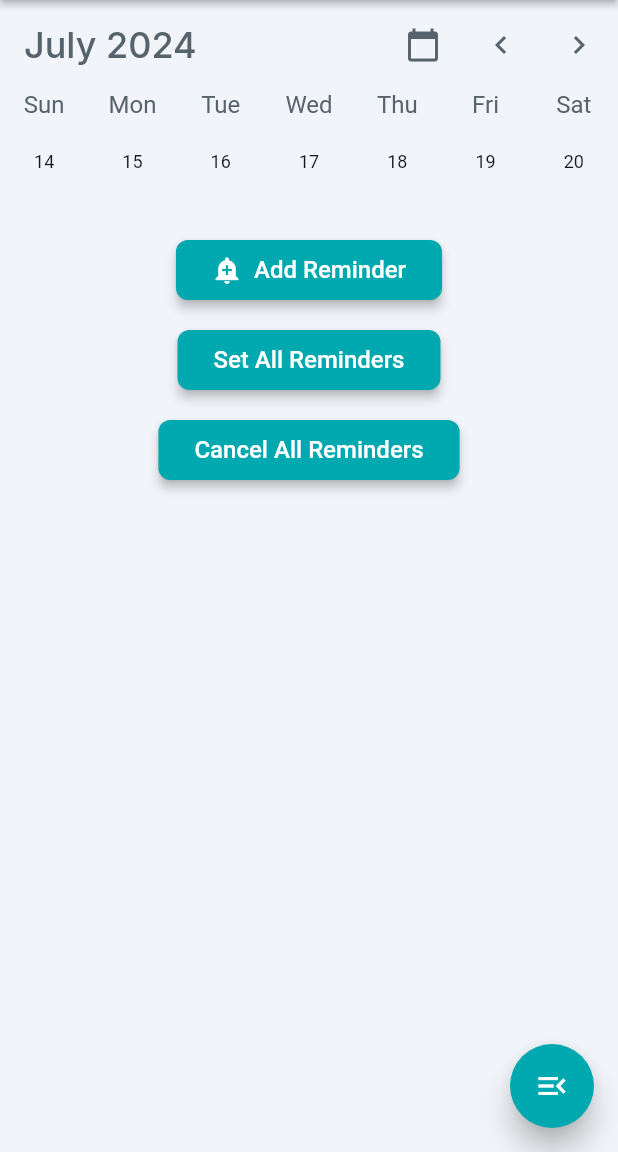
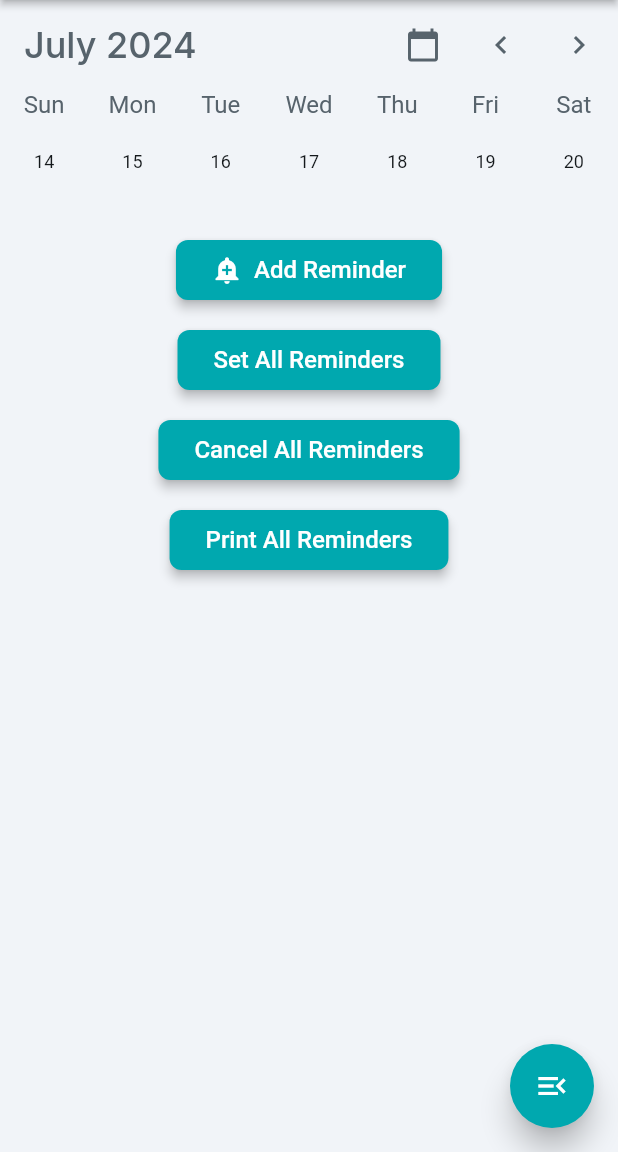
Before and after one commit to Joemuema/MyGloocoLocal, a Flutter app: the MedicationHomeWidget screen opened directly, after a tap on the "chevron left" icon, on a phone screen of 412 x 824 dp, the part 84-1236 px from its top. Run offline on Flutter 3.47's test engine with Material 3 defaults, Android fonts, the light colour scheme and no system bars; drawn by our look-alikes of auto_size_text, table_calendar; our stand-ins replace awesome_notifications, cached_network_image, carousel_slider, cloud_firestore, easy_debounce, file_picker and 27 more; missing offline and left inert: json_path, mime_type, text_search; accounts and stored records are empty; Roboto replaces fonts that are missing (Readex Pro).

Commit message:
Updating to latest FlutterFlow output.

```diff
--- a/lib/custom_code/actions/index.dart
+++ b/lib/custom_code/actions/index.dart
@@ -14,3 +14,5 @@ export 'reactivate_notification.dart' show reactivateNotification;
 export 'initialize_notifications.dart' show initializeNotifications;
 export 'schedule_all.dart' show scheduleAll;
 export 'unschedule_all.dart' show unscheduleAll;
+export 'print_all_scheduled_notification_ids.dart'
+    show printAllScheduledNotificationIds;
--- a/lib/medication/medication_home/medication_home_model.dart
+++ b/lib/medication/medication_home/medication_home_model.dart
@@ -83,6 +83,10 @@ class MedicationHomeModel extends FlutterFlowModel<MedicationHomeWidget> {
           int index, Function(IndividualRemindersRecord) updateFn) =>
       missedReminders[index] = updateFn(missedReminders[index]);
 
+  String today = 'date';
+
+  String calendarDate = 'date';
+
   ///  State fields for stateful widgets in this page.
 
   final unfocusNode = FocusNode();
--- a/lib/medication/medication_home/medication_home_widget.dart
+++ b/lib/medication/medication_home/medication_home_widget.dart
@@ -34,6 +34,8 @@ class _MedicationHomeWidgetState extends State<MedicationHomeWidget> {
 
     // On page load action.
     SchedulerBinding.instance.addPostFrameCallback((_) async {
+      _model.today = functions.getDate(getCurrentTimestamp);
+      setState(() {});
       _model.allReminders = await queryRemindersRecordOnce(
         queryBuilder: (remindersRecord) => remindersRecord.where(
           'UserID',
@@ -48,7 +50,7 @@ class _MedicationHomeWidgetState extends State<MedicationHomeWidget> {
             )
             .where(
               'Date',
-              isEqualTo: 'date',
+              isEqualTo: _model.today,
             ),
       );
       _model.listOfUpcomingTimes = functions
@@ -275,6 +277,11 @@ class _MedicationHomeWidgetState extends State<MedicationHomeWidget> {
                       return;
                     }
                     _model.calendarSelectedDay = newSelectedDate;
+                    _model.calendarDate = valueOrDefault<String>(
+                      functions.getDate(_model.calendarSelectedDay!.start),
+                      'date',
+                    );
+                    setState(() {});
                     _model.calendarReminders = await queryRemindersRecordOnce(
                       queryBuilder: (remindersRecord) => remindersRecord.where(
                         'UserID',
@@ -294,7 +301,10 @@ class _MedicationHomeWidgetState extends State<MedicationHomeWidget> {
                                 )
                                 .where(
                                   'Date',
-                                  isEqualTo: 'date',
+                                  isEqualTo: valueOrDefault<String>(
+                                    _model.today,
+                                    'date',
+                                  ),
                                 ),
                       );
                       _model.listOfUpcomingTimes = functions
@@ -427,7 +437,10 @@ class _MedicationHomeWidgetState extends State<MedicationHomeWidget> {
                                 )
                                 .where(
                                   'Date',
-                                  isEqualTo: 'date',
+                                  isEqualTo: valueOrDefault<String>(
+                                    _model.calendarDate,
+                                    'date',
+                                  ),
                                 ),
                       );
                       _model.listOfUpcomingTimes = functions
@@ -1080,6 +1093,47 @@ class _MedicationHomeWidgetState extends State<MedicationHomeWidget> {
                             ],
                           ),
                         ),
+                        Padding(
+                          padding: const EdgeInsetsDirectional.fromSTEB(
+                              0.0, 10.0, 0.0, 10.0),
+                          child: Row(
+                            mainAxisSize: MainAxisSize.max,
+                            mainAxisAlignment: MainAxisAlignment.center,
+                            children: [
+                              FFButtonWidget(
+                                onPressed: () async {
+                                  await actions.unscheduleAll(
+                                    _model.allReminders!
+                                        .map((e) => e.reference)
+                                        .toList(),
+                                  );
+                                },
+                                text: 'Print All Reminders',
+                                options: FFButtonOptions(
+                                  height: 40.0,
+                                  padding: const EdgeInsetsDirectional.fromSTEB(
+                                      24.0, 0.0, 24.0, 0.0),
+                                  iconPadding: const EdgeInsetsDirectional.fromSTEB(
+                                      0.0, 0.0, 0.0, 0.0),
+                                  color: FlutterFlowTheme.of(context).primary,
+                                  textStyle: FlutterFlowTheme.of(context)
+                                      .titleSmall
+                                      .override(
+                                        fontFamily: 'Readex Pro',
+                                        color: Colors.white,
+                                        letterSpacing: 0.0,
+                                      ),
+                                  elevation: 3.0,
+                                  borderSide: const BorderSide(
+                                    color: Colors.transparent,
+                                    width: 1.0,
+                                  ),
+                                  borderRadius: BorderRadius.circular(8.0),
+                                ),
+                              ),
+                            ],
+                          ),
+                        ),
                       ],
                     ),
                   ),
```
Also changed, not shown: lib/custom_code/actions/print_all_scheduled_notification_ids.dart (added, +19 -0 lines), lib/diet/your_meals/your_meals_widget.dart (+27 -4 lines).
